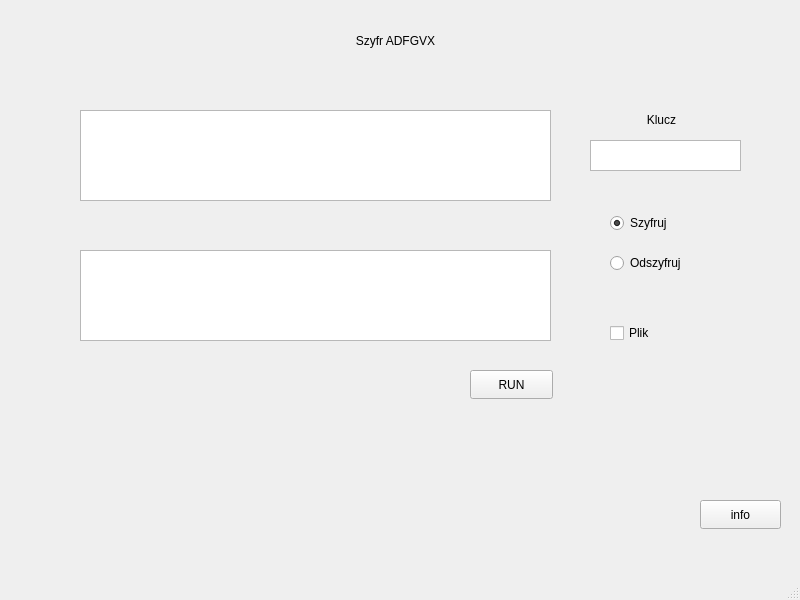
This is ADFGVX_code/mainwindow.ui in Szymon-Krysztopolski/cipher_ADFGVX as Qt 5 draws it before an edit. The edited form follows.
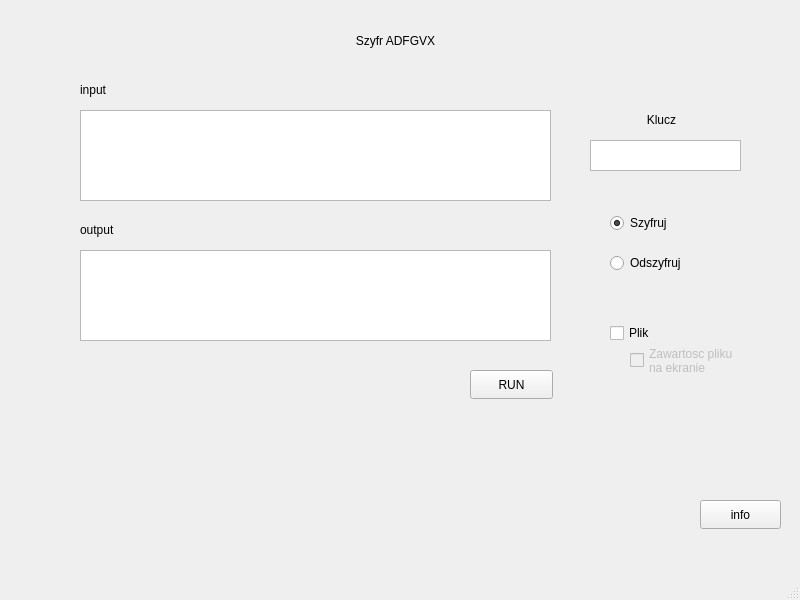
This is the edited form.

Patch:
```diff
--- a/ADFGVX_code/mainwindow.ui
+++ b/ADFGVX_code/mainwindow.ui
@@ -2,6 +2,9 @@
 <ui version="4.0">
  <class>MainWindow</class>
  <widget class="QMainWindow" name="MainWindow">
+  <property name="enabled">
+   <bool>true</bool>
+  </property>
   <property name="geometry">
    <rect>
     <x>0</x>
@@ -144,6 +147,49 @@
      <string>Plik</string>
     </property>
    </widget>
+   <widget class="QCheckBox" name="checkBox_fileShow">
+    <property name="enabled">
+     <bool>false</bool>
+    </property>
+    <property name="geometry">
+     <rect>
+      <x>630</x>
+      <y>340</y>
+      <width>141</width>
+      <height>41</height>
+     </rect>
+    </property>
+    <property name="text">
+     <string>Zawartosc pliku 
+na ekranie</string>
+    </property>
+   </widget>
+   <widget class="QLabel" name="label">
+    <property name="geometry">
+     <rect>
+      <x>80</x>
+      <y>80</y>
+      <width>63</width>
+      <height>20</height>
+     </rect>
+    </property>
+    <property name="text">
+     <string>input</string>
+    </property>
+   </widget>
+   <widget class="QLabel" name="label_2">
+    <property name="geometry">
+     <rect>
+      <x>80</x>
+      <y>220</y>
+      <width>63</width>
+      <height>20</height>
+     </rect>
+    </property>
+    <property name="text">
+     <string>output</string>
+    </property>
+   </widget>
   </widget>
   <widget class="QMenuBar" name="menubar">
    <property name="geometry">
```
